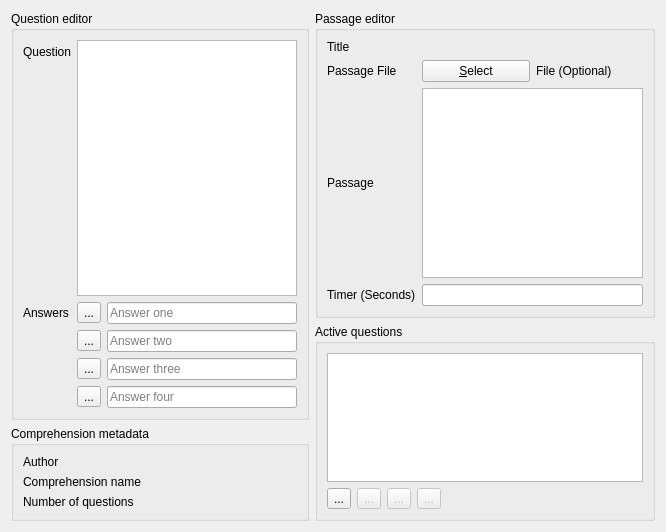
Before: the Qt Designer form src/templates/comprehension/comprehensioneditor.ui in BuildmLearn/BuildmLearn-Toolkit, drawn with Qt 5.
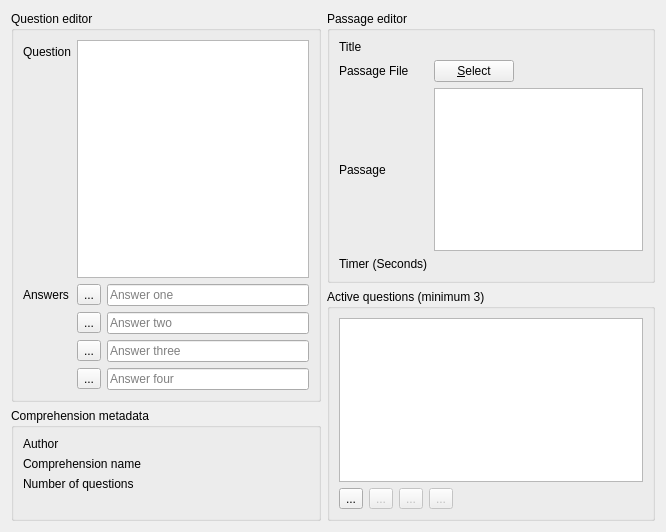
After: the same form once the commit is applied. Custom widgets are drawn as their Qt base class.

Commit message: Add question part

Diff of the .ui file:
```diff
--- a/src/templates/comprehension/comprehensioneditor.ui
+++ b/src/templates/comprehension/comprehensioneditor.ui
@@ -14,7 +14,7 @@
    <string>Form</string>
   </property>
   <layout class="QGridLayout" name="gridLayout">
-   <item row="0" column="0" rowspan="2">
+   <item row="0" column="0" rowspan="3">
     <widget class="QGroupBox" name="m_groupQuestionEditor">
      <property name="title">
       <string>Question editor</string>
@@ -138,21 +138,31 @@
      </layout>
     </widget>
    </item>
-   <item row="0" column="1">
+   <item row="0" column="1" rowspan="2" colspan="2">
     <widget class="QGroupBox" name="m_groupPassageEditor">
      <property name="title">
       <string>Passage editor</string>
      </property>
      <layout class="QGridLayout" name="gridLayout_3">
-      <item row="2" column="0">
+      <item row="0" column="0">
+       <widget class="QLabel" name="label_10">
+        <property name="text">
+         <string>Title</string>
+        </property>
+       </widget>
+      </item>
+      <item row="0" column="1">
+       <widget class="LineEditWithStatus" name="m_txtTitle" native="true"/>
+      </item>
+      <item row="1" column="0">
        <widget class="QLabel" name="label_8">
         <property name="text">
          <string>Passage File</string>
         </property>
        </widget>
       </item>
-      <item row="2" column="2">
-       <layout class="QHBoxLayout" name="horizontalLayout_12">
+      <item row="1" column="1">
+       <layout class="QHBoxLayout" name="horizontalLayout_5">
         <item>
          <widget class="QPushButton" name="m_btnComprehensionSelect">
           <property name="text">
@@ -161,15 +171,28 @@
          </widget>
         </item>
         <item>
-         <widget class="QLabel" name="m_lblPath">
-          <property name="text">
-           <string>File (Optional)</string>
+         <widget class="LabelWithStatus" name="m_lblPassageStatus" native="true">
+          <property name="sizePolicy">
+           <sizepolicy hsizetype="Expanding" vsizetype="Preferred">
+            <horstretch>0</horstretch>
+            <verstretch>0</verstretch>
+           </sizepolicy>
+          </property>
+          <property name="layoutDirection">
+           <enum>Qt::RightToLeft</enum>
           </property>
          </widget>
         </item>
        </layout>
       </item>
-      <item row="3" column="2">
+      <item row="2" column="0">
+       <widget class="QLabel" name="label_7">
+        <property name="text">
+         <string>Passage</string>
+        </property>
+       </widget>
+      </item>
+      <item row="2" column="1">
        <widget class="MaxLengthTextEdit" name="m_txtPassage">
         <property name="sizePolicy">
          <sizepolicy hsizetype="Expanding" vsizetype="Expanding">
@@ -195,40 +218,69 @@
         </property>
        </widget>
       </item>
-      <item row="4" column="0">
+      <item row="3" column="0">
        <widget class="QLabel" name="label_6">
         <property name="text">
          <string>Timer (Seconds)</string>
         </property>
        </widget>
       </item>
-      <item row="3" column="0">
-       <widget class="QLabel" name="label_7">
+      <item row="3" column="1">
+       <widget class="LineEditWithStatus" name="m_txtTimer" native="true"/>
+      </item>
+     </layout>
+    </widget>
+   </item>
+   <item row="3" column="0">
+    <widget class="QGroupBox" name="groupBox_3">
+     <property name="title">
+      <string>Comprehension metadata</string>
+     </property>
+     <layout class="QFormLayout" name="formLayout_2">
+      <property name="fieldGrowthPolicy">
+       <enum>QFormLayout::AllNonFixedFieldsGrow</enum>
+      </property>
+      <item row="0" column="0">
+       <widget class="QLabel" name="label_3">
         <property name="text">
-         <string>Passage</string>
+         <string>Author</string>
         </property>
        </widget>
       </item>
-      <item row="4" column="2">
-       <widget class="QLineEdit" name="lineEdit"/>
+      <item row="0" column="1">
+       <widget class="LineEditWithStatus" name="m_txtAuthor" native="true"/>
       </item>
       <item row="1" column="0">
-       <widget class="QLabel" name="label_10">
+       <widget class="QLabel" name="label_4">
         <property name="text">
-         <string>Title</string>
+         <string>Comprehension name</string>
         </property>
        </widget>
       </item>
-      <item row="1" column="2">
-       <widget class="LineEditWithStatus" name="m_txtTitle" native="true"/>
+      <item row="1" column="1">
+       <widget class="LineEditWithStatus" name="m_txtName" native="true"/>
+      </item>
+      <item row="2" column="0">
+       <widget class="QLabel" name="label_5">
+        <property name="text">
+         <string>Number of questions</string>
+        </property>
+       </widget>
+      </item>
+      <item row="2" column="1">
+       <widget class="LineEditWithStatus" name="m_txtNumberOfQuestions" native="true">
+        <property name="enabled">
+         <bool>true</bool>
+        </property>
+       </widget>
       </item>
      </layout>
     </widget>
    </item>
-   <item row="1" column="1" rowspan="2">
+   <item row="2" column="1" rowspan="2" colspan="2">
     <widget class="QGroupBox" name="groupBox_2">
      <property name="title">
-      <string>Active questions</string>
+      <string>Active questions (minimum 3)</string>
      </property>
      <layout class="QGridLayout" name="gridLayout_2">
       <item row="1" column="0">
@@ -333,52 +385,6 @@
      </layout>
     </widget>
    </item>
-   <item row="2" column="0">
-    <widget class="QGroupBox" name="groupBox_3">
-     <property name="title">
-      <string>Comprehension metadata</string>
-     </property>
-     <layout class="QFormLayout" name="formLayout_2">
-      <property name="fieldGrowthPolicy">
-       <enum>QFormLayout::AllNonFixedFieldsGrow</enum>
-      </property>
-      <item row="0" column="0">
-       <widget class="QLabel" name="label_3">
-        <property name="text">
-         <string>Author</string>
-        </property>
-       </widget>
-      </item>
-      <item row="0" column="1">
-       <widget class="LineEditWithStatus" name="m_txtAuthor" native="true"/>
-      </item>
-      <item row="1" column="0">
-       <widget class="QLabel" name="label_4">
-        <property name="text">
-         <string>Comprehension name</string>
-        </property>
-       </widget>
-      </item>
-      <item row="1" column="1">
-       <widget class="LineEditWithStatus" name="m_txtName" native="true"/>
-      </item>
-      <item row="2" column="0">
-       <widget class="QLabel" name="label_5">
-        <property name="text">
-         <string>Number of questions</string>
-        </property>
-       </widget>
-      </item>
-      <item row="2" column="1">
-       <widget class="LineEditWithStatus" name="m_txtNumberOfQuestions" native="true">
-        <property name="enabled">
-         <bool>true</bool>
-        </property>
-       </widget>
-      </item>
-     </layout>
-    </widget>
-   </item>
   </layout>
  </widget>
  <customwidgets>
@@ -398,6 +404,12 @@
    <extends>QTextEdit</extends>
    <header>maxlengthtextedit.h</header>
   </customwidget>
+  <customwidget>
+   <class>LabelWithStatus</class>
+   <extends>QWidget</extends>
+   <header>labelwithstatus.h</header>
+   <container>1</container>
+  </customwidget>
  </customwidgets>
  <resources/>
  <connections/>
```
Left out of the diff: 2 changed lines with no effect on the pictures. The commit also changes 3 other files.
